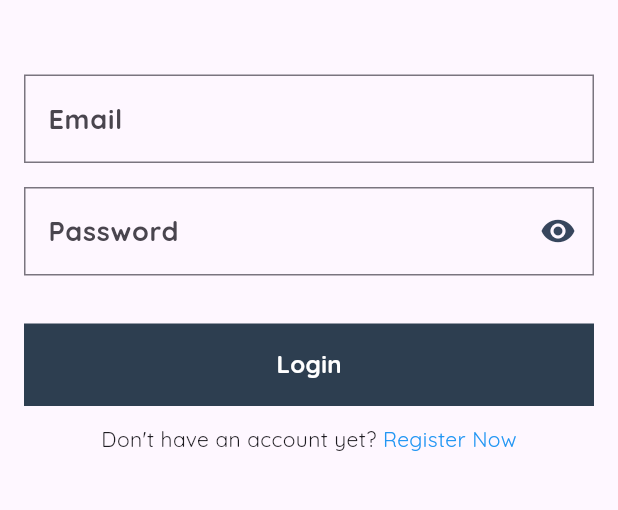
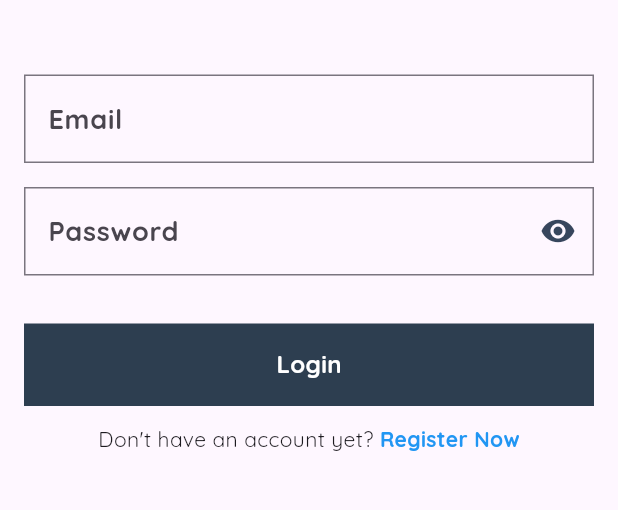
Before and after one commit to RobertBenyamin/story_app, a Flutter app: the screen it shows after launch, on a phone screen of 412 x 824 dp, the part 443-953 px from its top. Run offline on Flutter 3.47's test engine with Material 3 defaults, Android fonts, the phone set to English and light mode, and no system bars; our stand-ins replace camera, get_time_ago, go_router, google_fonts, image_picker, shared_preferences.

Commit message:
style: bold login and register text button

```diff
--- a/lib/screens/login.dart
+++ b/lib/screens/login.dart
@@ -90,7 +90,8 @@ class _LoginPageState extends State<LoginPage> {
                   onTap: widget.showRegisterPage,
                   child: const Text(
                     "Register Now",
-                    style: TextStyle(color: Colors.blue),
+                    style: TextStyle(
+                        color: Colors.blue, fontWeight: FontWeight.bold),
                   ),
                 ),
               ],
--- a/lib/screens/register.dart
+++ b/lib/screens/register.dart
@@ -103,7 +103,8 @@ class _RegisterPageState extends State<RegisterPage> {
                   onTap: widget.showLoginPage,
                   child: const Text(
                     "Login Now",
-                    style: TextStyle(color: Colors.blue),
+                    style: TextStyle(
+                        color: Colors.blue, fontWeight: FontWeight.bold),
                   ),
                 ),
               ],
```
